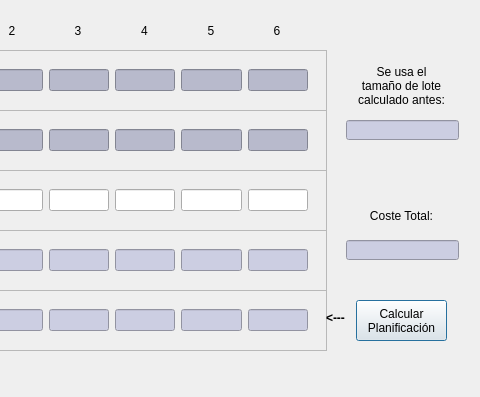
Above: dialog_plan.ui from DavidRedrejo/organizacion_ind before the change; both pictures show x 274 to 754 and y 0 to 397 of the 754 by 397 pixel window. Below: the same form after it.
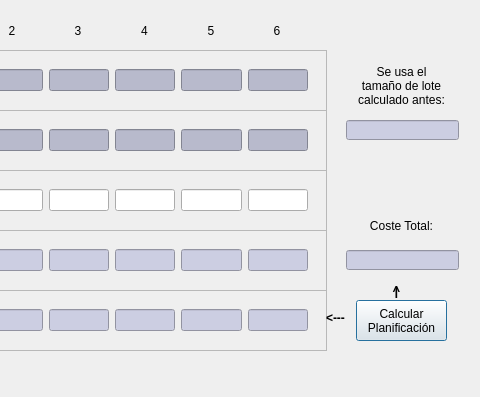
That is the form after the change.

Diff of the .ui file:
```diff
--- a/dialog_plan.ui
+++ b/dialog_plan.ui
@@ -979,7 +979,7 @@
    <property name="geometry">
     <rect>
      <x>620</x>
-     <y>240</y>
+     <y>250</y>
      <width>113</width>
      <height>20</height>
     </rect>
@@ -1003,7 +1003,7 @@
    <property name="geometry">
     <rect>
      <x>620</x>
-     <y>200</y>
+     <y>210</y>
      <width>111</width>
      <height>31</height>
     </rect>
@@ -1020,6 +1020,52 @@
     <set>Qt::AlignCenter</set>
    </property>
   </widget>
+  <widget class="QLabel" name="label_16">
+   <property name="geometry">
+    <rect>
+     <x>660</x>
+     <y>280</y>
+     <width>21</width>
+     <height>20</height>
+    </rect>
+   </property>
+   <property name="font">
+    <font>
+     <pointsize>10</pointsize>
+     <weight>75</weight>
+     <bold>true</bold>
+    </font>
+   </property>
+   <property name="text">
+    <string>^</string>
+   </property>
+   <property name="alignment">
+    <set>Qt::AlignCenter</set>
+   </property>
+  </widget>
+  <widget class="QLabel" name="label_17">
+   <property name="geometry">
+    <rect>
+     <x>660</x>
+     <y>280</y>
+     <width>21</width>
+     <height>20</height>
+    </rect>
+   </property>
+   <property name="font">
+    <font>
+     <pointsize>10</pointsize>
+     <weight>75</weight>
+     <bold>true</bold>
+    </font>
+   </property>
+   <property name="text">
+    <string>|</string>
+   </property>
+   <property name="alignment">
+    <set>Qt::AlignCenter</set>
+   </property>
+  </widget>
  </widget>
  <resources/>
  <connections/>
```
Left out of the diff: 24 changed lines with no effect on the pictures.
